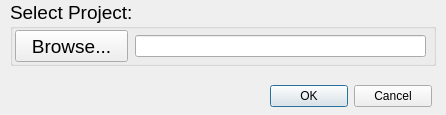
This is src/gui/open_project.ui in Ecotrust/delphos as Qt 5 draws it before an edit. The edited form follows.
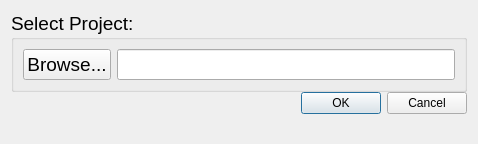
This is the edited form.

Commit message: reworked interfaces adding extra spacers and layouts to center things and resize better

```diff
--- a/src/gui/open_project.ui
+++ b/src/gui/open_project.ui
@@ -5,35 +5,23 @@
    <rect>
     <x>0</x>
     <y>0</y>
-    <width>446</width>
-    <height>115</height>
+    <width>478</width>
+    <height>144</height>
    </rect>
   </property>
   <property name="windowTitle" >
    <string>Create New Project</string>
   </property>
-  <widget class="QDialogButtonBox" name="open_button_box" >
-   <property name="geometry" >
-    <rect>
-     <x>270</x>
-     <y>80</y>
-     <width>162</width>
-     <height>32</height>
-    </rect>
-   </property>
-   <property name="standardButtons" >
-    <set>QDialogButtonBox::Cancel|QDialogButtonBox::NoButton|QDialogButtonBox::Ok</set>
-   </property>
-  </widget>
+  <layout class="QHBoxLayout" >
+   <item>
+    <layout class="QVBoxLayout" >
+     <item>
+      <layout class="QVBoxLayout" >
+       <property name="spacing" >
+        <number>0</number>
+       </property>
+       <item>
   <widget class="QGroupBox" name="groupBox_4" >
-   <property name="geometry" >
-    <rect>
-     <x>10</x>
-     <y>0</y>
-     <width>426</width>
-     <height>66</height>
-    </rect>
-   </property>
    <property name="font" >
     <font>
      <pointsize>14</pointsize>
@@ -42,33 +30,66 @@
    <property name="title" >
     <string>Select Project:</string>
    </property>
-   <widget class="QLineEdit" name="project_path_edit" >
-    <property name="geometry" >
-     <rect>
-      <x>125</x>
-      <y>35</y>
-      <width>291</width>
-      <height>22</height>
-     </rect>
-    </property>
-    <property name="readOnly" >
-     <bool>true</bool>
-    </property>
-   </widget>
+         <layout class="QHBoxLayout" >
+          <item>
    <widget class="QPushButton" name="project_browse_button" >
-    <property name="geometry" >
-     <rect>
-      <x>5</x>
-      <y>30</y>
-      <width>113</width>
-      <height>32</height>
-     </rect>
-    </property>
     <property name="text" >
      <string>Browse...</string>
     </property>
    </widget>
-  </widget>
+          </item>
+          <item>
+           <widget class="QLineEdit" name="project_path_edit" >
+            <property name="readOnly" >
+             <bool>true</bool>
+            </property>
+           </widget>
+          </item>
+         </layout>
+        </widget>
+       </item>
+       <item>
+        <layout class="QHBoxLayout" >
+         <item>
+          <spacer>
+           <property name="orientation" >
+            <enum>Qt::Horizontal</enum>
+           </property>
+           <property name="sizeHint" >
+            <size>
+             <width>40</width>
+             <height>20</height>
+            </size>
+           </property>
+          </spacer>
+         </item>
+         <item>
+          <widget class="QDialogButtonBox" name="open_button_box" >
+           <property name="standardButtons" >
+            <set>QDialogButtonBox::Cancel|QDialogButtonBox::NoButton|QDialogButtonBox::Ok</set>
+           </property>
+          </widget>
+         </item>
+        </layout>
+       </item>
+      </layout>
+     </item>
+     <item>
+      <spacer>
+       <property name="orientation" >
+        <enum>Qt::Vertical</enum>
+       </property>
+       <property name="sizeHint" >
+        <size>
+         <width>20</width>
+         <height>40</height>
+        </size>
+       </property>
+      </spacer>
+     </item>
+    </layout>
+   </item>
+  </layout>
  </widget>
  <resources/>
  <connections/>
```
Lines whose indentation alone changed are shown as unchanged. The commit also changes 4 other files.
